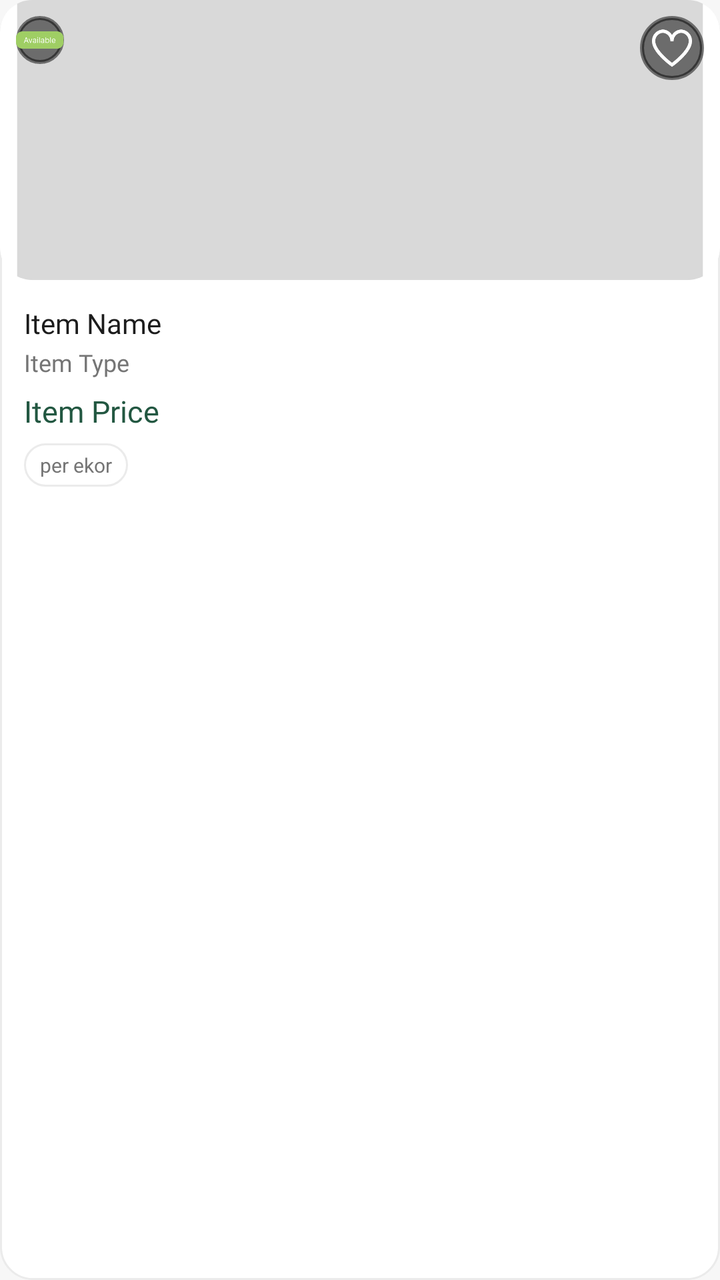
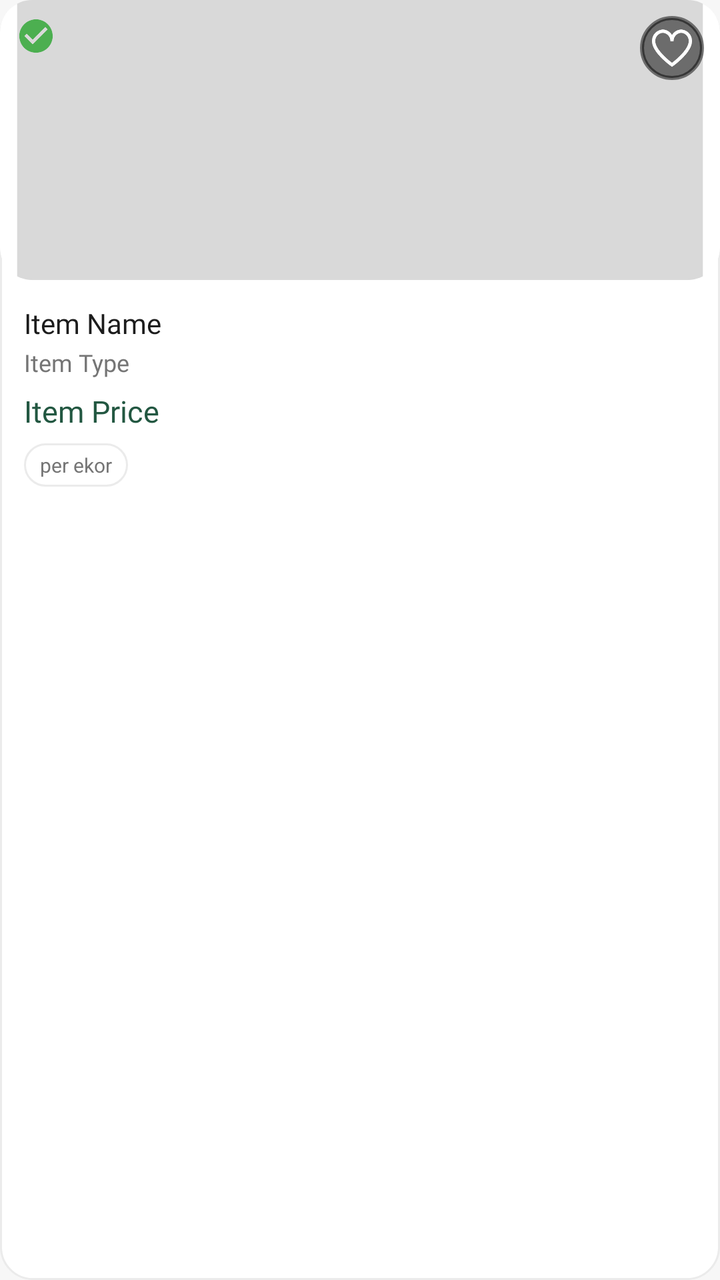

Two renders of the same Android screen: before a commit and after it. Below are the layout's source before the change and the commit's diff.
<!-- AndroidManifest.xml: application theme Theme.GuppyMarketIDN -->
<!-- res/layout/grid_item.xml -->
<?xml version="1.0" encoding="utf-8"?>
<LinearLayout
    xmlns:android="http://schemas.android.com/apk/res/android"
    xmlns:app="http://schemas.android.com/apk/res-auto"
    android:id="@+id/button_view_detail"
    android:layout_width="match_parent"
    android:layout_height="wrap_content"
    android:orientation="vertical"
    android:background="@drawable/bg_border_card"
    android:layout_margin="8dp"
    android:clickable="true"
    android:focusable="true">

    <FrameLayout
        android:layout_width="match_parent"
        android:layout_height="140dp">

        <androidx.cardview.widget.CardView
            android:layout_width="match_parent"
            android:layout_height="match_parent"
            app:cardCornerRadius="16dp"
            app:cardElevation="0dp">
            <ImageView
                android:id="@+id/item_image"
                android:layout_width="match_parent"
                android:layout_height="match_parent"
                android:scaleType="centerCrop"
                android:src="@drawable/bg_image_grid" />
        </androidx.cardview.widget.CardView>

        <ImageView
            android:layout_width="32dp"
            android:layout_height="32dp"
            android:layout_gravity="top|end"
            android:layout_marginTop="8dp"
            android:layout_marginEnd="8dp"
            android:background="@drawable/bg_circle_image"
            android:backgroundTint="#80000000"
            android:src="@drawable/fi_rs_heart"
            app:tint="@color/white"
            android:padding="6dp"
            android:scaleType="fitCenter"/>

        <ImageView
            android:layout_width="24dp"
            android:layout_height="24dp"
            android:layout_gravity="top|start"
            android:layout_marginTop="8dp"
            android:layout_marginStart="8dp"
            android:src="@drawable/available"
            android:background="@drawable/bg_circle_image"
            android:backgroundTint="#80000000"/>
    </FrameLayout>

    <LinearLayout
        android:layout_width="match_parent"
        android:layout_height="wrap_content"
        android:orientation="vertical"
        android:padding="12dp">

        <TextView
            android:id="@+id/nameProductGrid"
            android:layout_width="match_parent"
            android:layout_height="wrap_content"
            android:fontFamily="@font/inter_semi_bold"
            android:text="Item Name"
            android:textSize="14sp"
            android:maxLines="2"
            android:ellipsize="end"
            android:textColor="@color/guppy_text_black" />

        <TextView
            android:id="@+id/showTypeGrid"
            android:layout_width="match_parent"
            android:layout_height="wrap_content"
            android:fontFamily="@font/inter_regular"
            android:text="Item Type"
            android:textSize="12sp"
            android:layout_marginTop="2dp"
            android:textColor="@color/guppy_text_gray" />

        <TextView
            android:id="@+id/showPriceGrid"
            android:layout_width="match_parent"
            android:layout_height="wrap_content"
            android:fontFamily="@font/inter_semi_bold"
            android:text="Item Price"
            android:textSize="15sp"
            android:layout_marginTop="6dp"
            android:textColor="@color/guppy_primary" />

        <TextView
            android:layout_width="wrap_content"
            android:layout_height="wrap_content"
            android:background="@drawable/bg_rounded_unselected"
            android:text="per ekor"
            android:textSize="10sp"
            android:textColor="@color/guppy_text_gray"
            android:layout_marginTop="6dp"
            android:paddingHorizontal="8dp"
            android:paddingVertical="4dp"/>
    </LinearLayout>
</LinearLayout>
<!-- resources referenced by this layout -->
<resources>
  <color name="guppy_primary">#225741</color>
  <color name="guppy_text_black">#1C1C1C</color>
  <color name="guppy_text_gray">#757575</color>
  <color name="white">#FFFFFFFF</color>
  <!-- drawable available: vector/xml drawable (drawable, 6381 chars, omitted) -->
  <!-- drawable bg_border_card (drawable) -->
  <?xml version="1.0" encoding="utf-8"?>
  <shape xmlns:android="http://schemas.android.com/apk/res/android">
      <solid android:color="@color/guppy_card_bg" />
      <stroke android:width="1dp" android:color="@color/guppy_stroke" />
      <corners android:radius="16dp" />
  </shape>
  <!-- drawable bg_circle_image (drawable) -->
  <?xml version="1.0" encoding="utf-8"?>
  <shape xmlns:android="http://schemas.android.com/apk/res/android" android:shape="oval">
      <solid android:color="@color/guppy_stroke" />
      <stroke android:width="2dp" android:color="@color/guppy_primary" />
  </shape>
  <!-- drawable bg_image_grid (drawable) -->
  <vector xmlns:android="http://schemas.android.com/apk/res/android"
      android:width="168dp"
      android:height="168dp"
      android:viewportWidth="168"
      android:viewportHeight="168">
    <path
        android:pathData="M9,0L159,0A5,5 0,0 1,164 5L164,155A5,5 0,0 1,159 160L9,160A5,5 0,0 1,4 155L4,5A5,5 0,0 1,9 0z"
        android:fillColor="#D9D9D9"/>
  </vector>
  <!-- drawable bg_rounded_unselected (drawable) -->
  <?xml version="1.0" encoding="utf-8"?>
  <shape xmlns:android="http://schemas.android.com/apk/res/android">
      <solid android:color="@color/guppy_card_bg" />
      <stroke android:width="1dp" android:color="@color/guppy_stroke" />
      <corners android:radius="12dp" />
  </shape>
  <!-- drawable fi_rs_heart (drawable) -->
  <vector xmlns:android="http://schemas.android.com/apk/res/android"
      android:width="20dp"
      android:height="20dp"
      android:viewportWidth="20"
      android:viewportHeight="20">
    <group>
      <clip-path
          android:pathData="M0,0h20v20h-20z"/>
      <path
          android:pathData="M14.583,0.764C13.645,0.779 12.727,1.041 11.922,1.524C11.118,2.006 10.455,2.693 10,3.514C9.546,2.693 8.883,2.006 8.078,1.524C7.273,1.041 6.355,0.779 5.417,0.764C3.921,0.829 2.512,1.484 1.497,2.584C0.482,3.685 -0.056,5.143 0,6.639C0,12.285 9.13,18.806 9.519,19.083L10,19.423L10.482,19.083C10.87,18.808 20,12.285 20,6.639C20.057,5.143 19.519,3.685 18.504,2.584C17.489,1.484 16.079,0.829 14.583,0.764ZM10,17.372C7.289,15.347 1.667,10.372 1.667,6.639C1.61,5.585 1.972,4.551 2.675,3.762C3.377,2.974 4.363,2.495 5.417,2.431C6.471,2.495 7.457,2.974 8.159,3.762C8.862,4.551 9.224,5.585 9.167,6.639H10.833C10.777,5.585 11.139,4.551 11.841,3.762C12.544,2.974 13.53,2.495 14.583,2.431C15.637,2.495 16.623,2.974 17.326,3.762C18.028,4.551 18.39,5.585 18.333,6.639C18.333,10.373 12.711,15.347 10,17.372Z"
          android:fillColor="#374957"/>
    </group>
  </vector>
  <style name="Theme.GuppyMarketIDN" parent="Base.Theme.GuppyMarketIDN" />
  <color name="guppy_card_bg">#FFFFFF</color>
  <color name="guppy_stroke">#EBEBEB</color>
  <style name="Base.Theme.GuppyMarketIDN" parent="Theme.Material3.Light.NoActionBar">
          <item name="colorPrimary">@color/guppy_primary</item>
          <item name="colorOnPrimary">@color/white</item>
          <item name="android:textColorPrimary">@color/guppy_text_black</item>
          <item name="android:textColorSecondary">@color/guppy_text_gray</item>
          <item name="android:windowBackground">@color/guppy_background</item>
      </style>
  <color name="guppy_background">#F7F7F7</color>
</resources>

<!-- the commit's change to res/layout/grid_item.xml (unified diff, before → after) -->
@@ -42,14 +42,12 @@
             android:scaleType="fitCenter"/>
 
         <ImageView
-            android:layout_width="24dp"
-            android:layout_height="24dp"
+            android:layout_width="20dp"
+            android:layout_height="20dp"
             android:layout_gravity="top|start"
             android:layout_marginTop="8dp"
             android:layout_marginStart="8dp"
-            android:src="@drawable/available"
-            android:background="@drawable/bg_circle_image"
-            android:backgroundTint="#80000000"/>
+            android:src="@drawable/ic_verified_badge" />
     </FrameLayout>
 
     <LinearLayout
<!-- resource entries referenced after the edit -->
@@ -4,7 +4,6 @@
   <color name="guppy_text_black">#1C1C1C</color>
   <color name="guppy_text_gray">#757575</color>
   <color name="white">#FFFFFFFF</color>
-  <!-- drawable available: vector/xml drawable (drawable, 6381 chars, omitted) -->
   <!-- drawable bg_border_card (drawable) -->
   <?xml version="1.0" encoding="utf-8"?>
   <shape xmlns:android="http://schemas.android.com/apk/res/android">
@@ -49,6 +48,16 @@
           android:fillColor="#374957"/>
     </group>
   </vector>
+  <!-- drawable ic_verified_badge (drawable) -->
+  <vector xmlns:android="http://schemas.android.com/apk/res/android"
+      android:width="16dp"
+      android:height="16dp"
+      android:viewportWidth="24"
+      android:viewportHeight="24">
+    <path
+        android:fillColor="#4CAF50"
+        android:pathData="M12,2C6.48,2 2,6.48 2,12s4.48,10 10,10 10,-4.48 10,-10S17.52,2 12,2zM10,17l-5,-5 1.41,-1.41L10,14.17l7.59,-7.59L19,8l-9,9z"/>
+  </vector>
   <style name="Theme.GuppyMarketIDN" parent="Base.Theme.GuppyMarketIDN" />
   <color name="guppy_card_bg">#FFFFFF</color>
   <color name="guppy_stroke">#EBEBEB</color>
